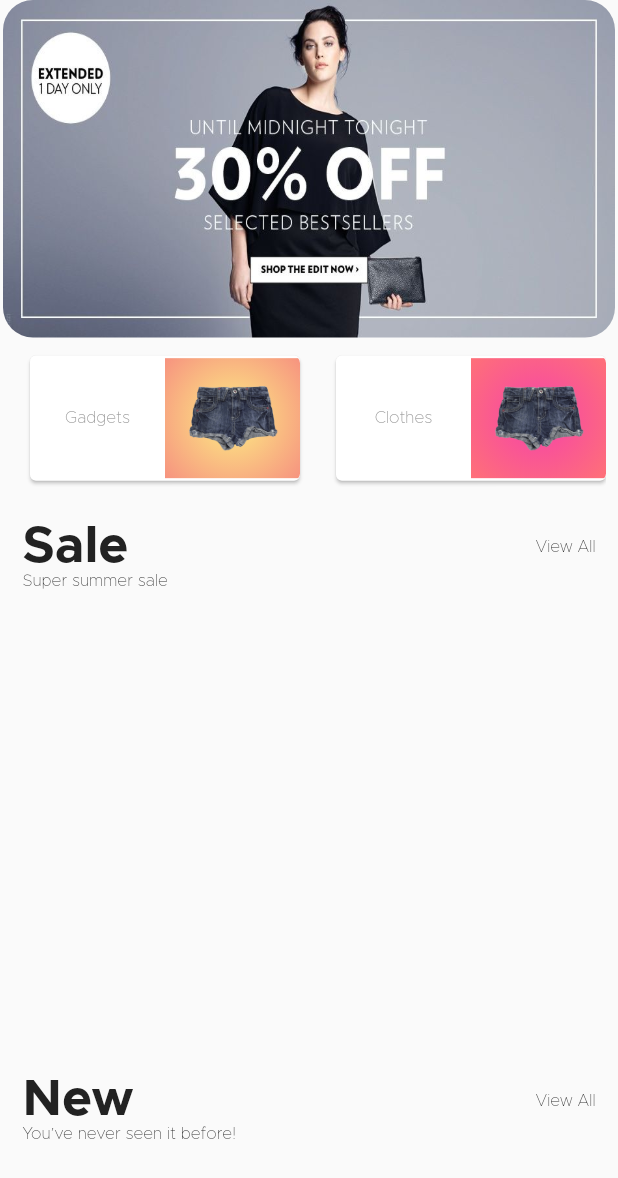
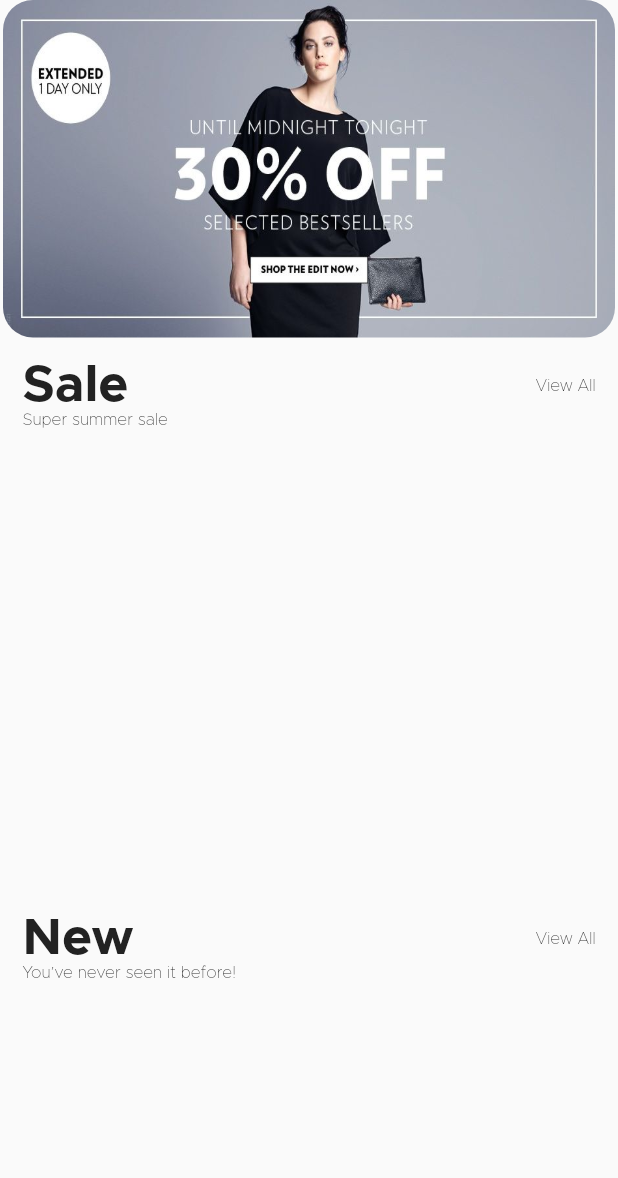
Before and after one commit to sushantmahajan85/settleMillionsApk, a Flutter app: the Main2View widget shown alone on an empty page, opened directly with empty values, on a phone screen of 412 x 824 dp. Shown: the top 1178 px of the screen. Run offline on Flutter 3.47's test engine with Material 2 defaults, Android fonts, the phone set to English and light mode, and no system bars; drawn by our look-alikes of carousel_pro; our stand-ins replace bloc, bubble_tab_indicator, data_connection_checker, equatable, flutter_bloc, flutter_secure_storage and 5 more; accounts and stored records are empty; statements that could not run were skipped.

Commit message:
Revert "Main Page: Category slider added to it but their is one error"
This reverts commit dbb6530ed02291e0ead29a542338c4805c3faa70.

```diff
--- a/lib/presentation/features/home/views/main2_view.dart
+++ b/lib/presentation/features/home/views/main2_view.dart
@@ -10,17 +10,14 @@ import 'package:openflutterecommerce/data/model/product.dart';
 import 'package:openflutterecommerce/presentation/features/categories/categories.dart';
 import 'package:openflutterecommerce/presentation/features/home/home_bloc.dart';
 import 'package:openflutterecommerce/presentation/features/home/home_event.dart';
-// import 'package:openflutterecommerce/presentation/features/wrapper.dart';
+import 'package:openflutterecommerce/presentation/features/wrapper.dart';
 import 'package:openflutterecommerce/presentation/widgets/widgets.dart';
 import '../../../widgets/independent/carousel_slider.dart';
-import '../../../widgets/independent/category_slider.dart';
 
 class Main2View extends StatefulWidget {
   final Function changeView;
   final List<Product> salesProducts;
   final List<Product> newProducts;
-
-
 
   const Main2View(
       {Key key, this.changeView, this.salesProducts, this.newProducts})
@@ -31,30 +28,14 @@ class Main2View extends StatefulWidget {
 }
 
 class _Main2ViewState extends State<Main2View> {
-
-   TabController tabController;
-
-
-
-    @override
-  void initState() {
-    super.initState();
-    tabController = TabController(length: 5 );
-
-  }
-
   @override
   Widget build(BuildContext context) {
-    // var _theme = Theme.of(context);
+    var _theme = Theme.of(context);
     var width = MediaQuery.of(context).size.width;
     var widgetWidth = width - AppSizes.sidePadding * 2;
     return SingleChildScrollView(
       child: Column(children: <Widget>[
       CarouselSlider(),
-      // SizedBox(height: 14,),
-      TabView(
-         tabController: tabController,
-         ),
       OpenFlutterBlockHeader(
         width: widgetWidth,
         title: 'Sale',
--- a/lib/presentation/widgets/independent/category_card.dart
+++ /dev/null
@@ -1,70 +0,0 @@
-import 'package:flutter/material.dart';
-
-import '../../../config/theme.dart';
-
-class Category{
-  Color begin;
-  Color end;
-  String category;
-  String image;
-
-  Category(this.begin, this.end, this.category, this.image);
-
-
-}
-
-class CategoryCard extends StatelessWidget {
-
-  final Category category;
-
-  const CategoryCard({Key key, this.category}) : super(key: key);
-
-  @override
-  Widget build(BuildContext context) {
-    return Padding(
-      padding: const EdgeInsets.symmetric(horizontal: 8.0),
-      child: Card(
-        child: ClipRRect(
-          borderRadius: BorderRadius.all(Radius.circular(5)),
-          child: Row(
-            mainAxisSize: MainAxisSize.min,
-            children: <Widget>[
-              Container(
-                height: 80,
-                width: 90,
-                padding: EdgeInsets.all(8.0),
-                child: Center(
-                  child: Text(
-                    category.category,
-                    textAlign: TextAlign.right,
-                    // style: TextStyle(
-                    //   color: AppColors.darkBlack,
-                    //   fontSize: 14,
-                    //   fontWeight: FontWeight.w500
-
-                    // ),
-                  ),
-                ),
-              ),
-              Container(
-                height: 80,
-                width: 90,
-                decoration: BoxDecoration(
-                    gradient:RadialGradient(colors: [category.begin,category.end],
-                        center: Alignment(0, 0),
-                        radius: 0.8,
-                        focal: Alignment(0, 0),
-                        focalRadius: 0.1)
-                ),
-                padding: EdgeInsets.all(8.0),
-                child: Center(
-                  child: Image.asset(category.image),
-                ),
-              )
-            ],
-          ),
-        ),
-      ),
-    );
-  }
-}
--- a/lib/presentation/widgets/independent/category_slider.dart
+++ /dev/null
@@ -1,69 +0,0 @@
-import 'package:flutter/material.dart';
-
-
-import 'category_card.dart';
-
-
-
-class TabView extends StatelessWidget {
- final List<Category> categories = [
-    Category(
-      Color(0xffFCE183),
-      Color(0xffF68D7F),
-      'Gadgets',
-      'assets/jeans_5.png',
-    ),
-    Category(
-      Color(0xffF749A2),
-      Color(0xffFF7375),
-      'Clothes',
-      'assets/jeans_5.png',
-    ),
-    Category(
-      Color(0xff00E9DA),
-      Color(0xff5189EA),
-      'Fashion',
-      'assets/jeans_5.png',
-    ),
-    Category(
-      Color(0xffAF2D68),
-      Color(0xff632376),
-      'Home',
-      'assets/jeans_5.png',
-    ),
-    Category(
-      Color(0xff36E892),
-      Color(0xff33B2B9),
-      'Beauty',
-      'assets/jeans_5.png',
-    ),
-    Category(
-      Color(0xffF123C4),
-      Color(0xff668CEA),
-      'Appliances',
-      'assets/jeans_5.png',
-    ),
-  ];
-
-  final TabController tabController;
-
-  TabView({Key key, this.tabController}) : super(key: key);
-
-  @override
-  Widget build(BuildContext context) {
-    print(MediaQuery.of(context).size.height / 9);
-    return  Container(
-                    margin: EdgeInsets.all(8.0),
-                    height: MediaQuery.of(context).size.height / 9,
-                    width: MediaQuery.of(context).size.width,
-                    child: ListView.builder(
-                        scrollDirection: Axis.horizontal,
-                        itemCount: categories.length,
-                        itemBuilder: (_, index) => CategoryCard(
-                              category: categories[index],
-                            )
-                            )
-                            );
-
-  }
-}
--- a/pubspec.yaml
+++ b/pubspec.yaml
@@ -79,7 +79,6 @@ flutter:
     - assets/i18n/
     - assets/profile/
     - assets/placeholder.png
-    - assets/jeans_5.png
 
   fonts:
     - family: Metropolis
```
Also changed, not shown: assets/jeans_5.png (deleted).
